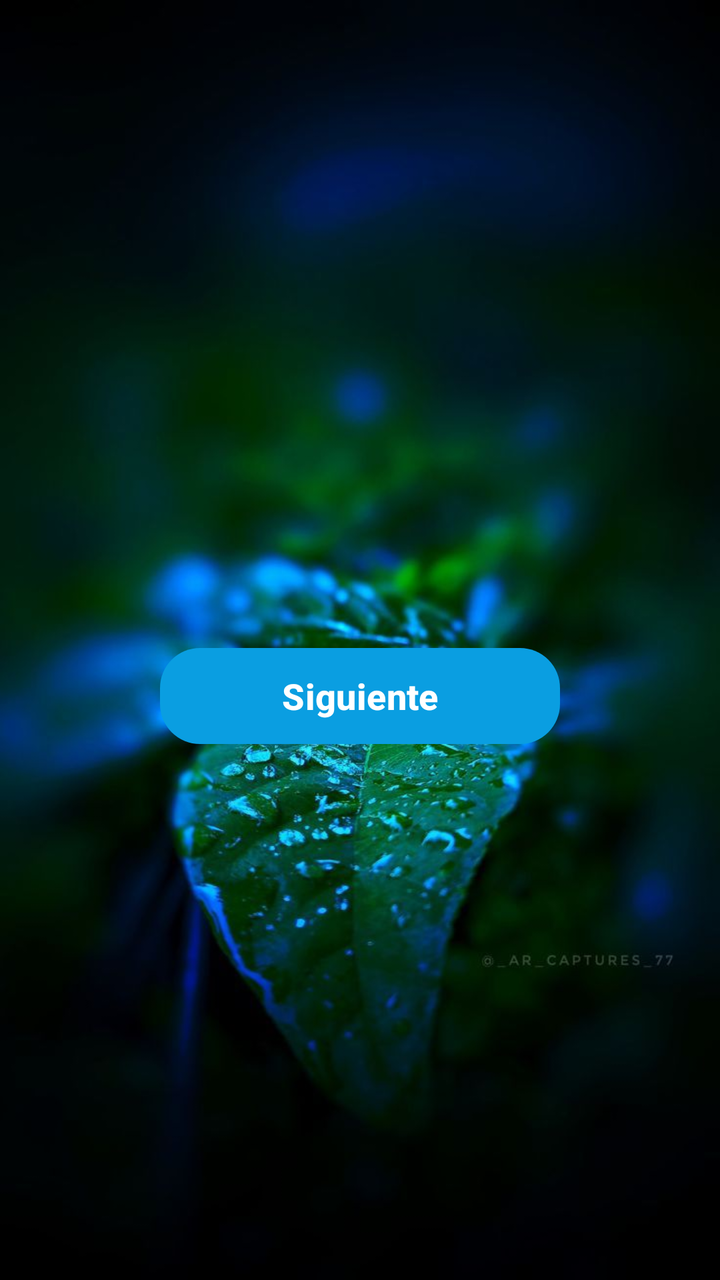
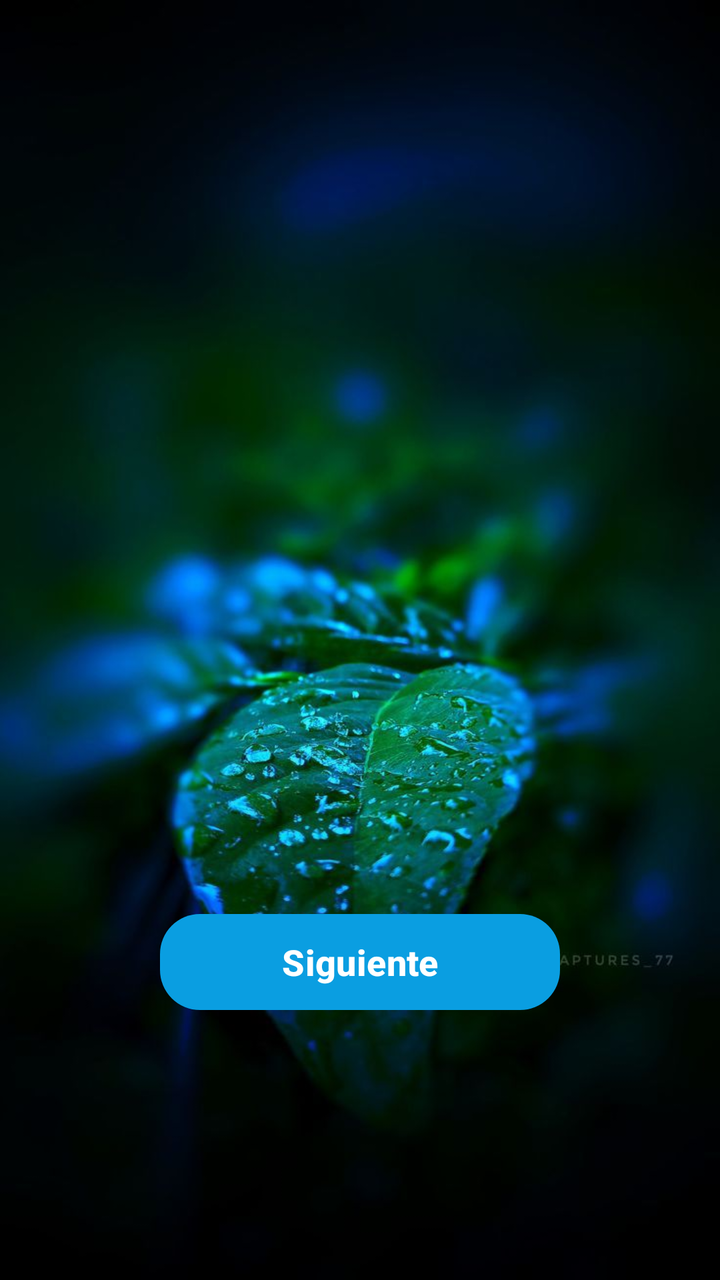

Screens rendered from an Android XML layout before and after an edit, with the pre-edit source and the edit as a unified diff.
<!-- AndroidManifest.xml: application theme Theme.App_Booklet -->
<!-- res/layout/activity_models.xml -->
<FrameLayout xmlns:android="http://schemas.android.com/apk/res/android"
    android:background="@drawable/fondo_hoja"
    android:layout_width="match_parent"
    android:layout_height="match_parent">

    <LinearLayout
        android:orientation="vertical"
        android:padding="32dp"
        android:gravity="center"
        android:layout_width="match_parent"
        android:layout_height="match_parent">

        <TextView
            android:id="@+id/textoContenido"
            android:textColor="@android:color/white"
            android:textSize="18sp"
            android:textAlignment="center"
            android:layout_width="match_parent"
            android:layout_height="wrap_content"
            android:layout_marginBottom="32dp"/>

        <Button
            android:id="@+id/btnSiguiente"
            android:text="Siguiente"
            android:textStyle="bold"
            android:textSize="18sp"
            android:layout_width="200dp"
            android:layout_height="wrap_content"
            android:background="@drawable/round_btn"/>
    </LinearLayout>
</FrameLayout>
<!-- resources referenced by this layout -->
<resources>
  <!-- drawable fondo_hoja: png bitmap (drawable, 452837 bytes) -->
  <!-- drawable round_btn (drawable) -->
  <?xml version="1.0" encoding="utf-8"?>
  <shape android:shape="rectangle"
      xmlns:android="http://schemas.android.com/apk/res/android">
  
      <stroke android:color="@color/blue"/>
      <corners android:radius="20dp"/>
  
  </shape>
  <style name="Theme.App_Booklet" parent="Base.Theme.App_Booklet" />
  <color name="blue">#0A9EE1</color>
  <style name="Base.Theme.App_Booklet" parent="Theme.Material3.DayNight.NoActionBar">
          <item name="colorPrimary">@color/blue</item>
          <item name="colorPrimaryVariant">@color/blue</item>
          
          
      </style>
</resources>

<!-- the commit's change to res/layout/activity_models.xml (unified diff, before → after) -->
@@ -19,6 +19,15 @@
             android:layout_height="wrap_content"
             android:layout_marginBottom="32dp"/>
 
+        <ImageView
+            android:id="@+id/imagenTema"
+            android:layout_width="250dp"
+            android:layout_height="250dp"
+            android:layout_gravity="center"
+            android:adjustViewBounds="true"
+            android:scaleType="fitCenter"
+            android:layout_marginBottom="16dp" />
+
         <Button
             android:id="@+id/btnSiguiente"
             android:text="Siguiente"
